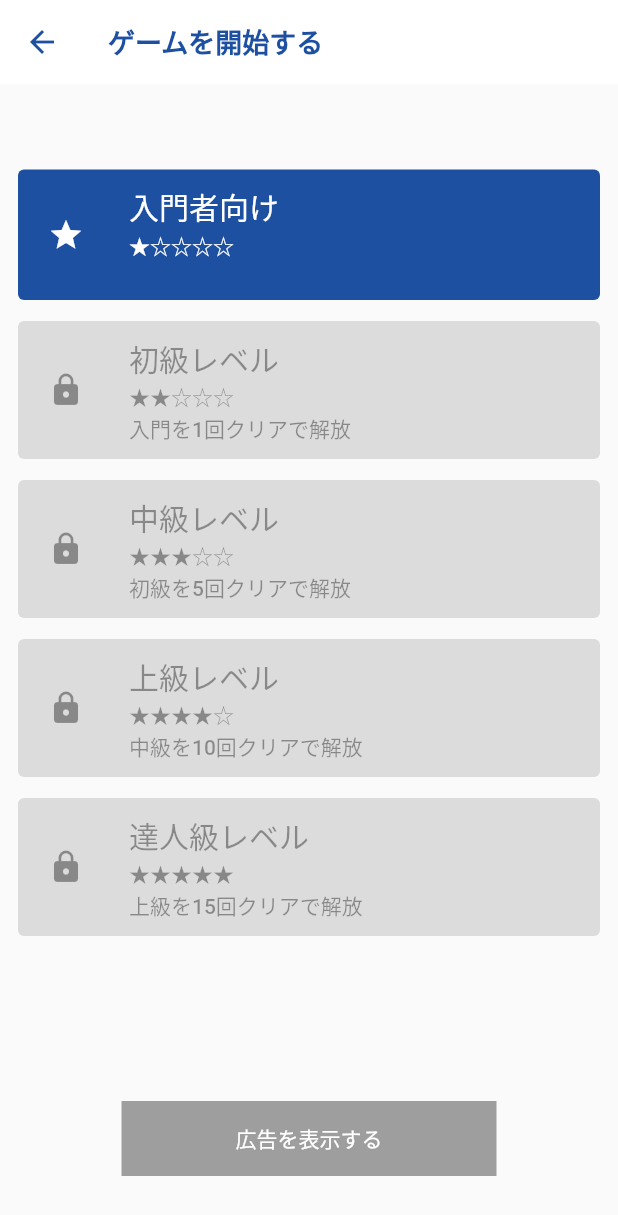
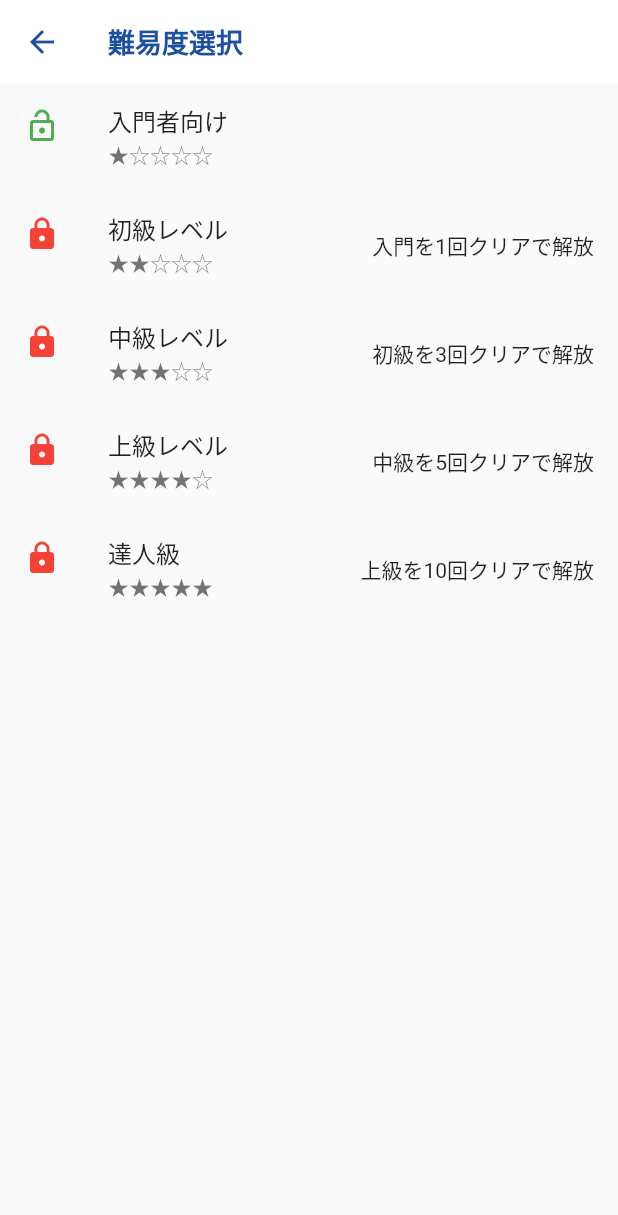
Before and after one commit to mizutaku-0519/sudoku_practice_0717, a Flutter app: the DifficultySelectionScreen screen opened directly, on a phone screen of 412 x 824 dp. Shown: the top 1215 px of the screen. Run offline on Flutter 3.47's test engine with Material 2 defaults, Android fonts, the phone set to English and light mode, and no system bars; our stand-ins replace font_awesome_flutter, google_fonts; missing offline and left inert: sudoku_solver_generator.

Commit message:
数独セルの実装完了,難易度の設定完了

```diff
--- a/lib/models/game.dart
+++ b/lib/models/game.dart
@@ -3,6 +3,7 @@ import 'package:sudoku_solver_generator/sudoku_solver_generator.dart';
 class Game {
   late List<List<int?>> sudoku; // プレイ中の数独パズル
   late List<List<int?>> solution; // パズルの解
+  late String difficulty; // この行を追加
 
   // 難易度ごとの空白セルの数
   static const difficultyLevels = {
@@ -15,6 +16,7 @@ class Game {
 
   // デフォルトの難易度を '入門' とする
   Game({String difficulty = '入門'}) {
+    this.difficulty = difficulty; // この行を追加
     var emptySquares = difficultyLevels[difficulty];
     if (emptySquares == null) {
       throw ArgumentError('Invalid difficulty level: $difficulty');
--- a/lib/services/game_service.dart
+++ b/lib/services/game_service.dart
@@ -1,18 +1,24 @@
 import 'package:flutter/foundation.dart';
 import 'package:sudoku_practice_0717/models/game.dart';
+
+class Cell {
+  final int row;
+  final int col;
+
+  Cell(this.row, this.col);
+}
 
 class GameService extends ChangeNotifier {
   Game? _currentGame;
   List<List<int?>>? _playerBoard;
-  // 追加：GameService内
-  Tuple<int, int>? selectedCell;
-
+  Cell? selectedCell;
 
   GameService() {
     startNewGame();
   }
 
   Game get currentGame => _currentGame!;
+  String get difficulty => _currentGame!.difficulty; // この行を追加します。
 
   List<List<int?>> get playerBoard => _playerBoard!;
 
@@ -23,7 +29,6 @@ class GameService extends ChangeNotifier {
   }
 
   bool insertNumber(int row, int col, int number) {
-    // Check if the cell is empty and the number is correct.
     if (_playerBoard![row][col] == null && number == _currentGame!.solution[row][col]) {
       _playerBoard![row][col] = number;
       notifyListeners();
@@ -41,4 +46,9 @@ class GameService extends ChangeNotifier {
     notifyListeners();
     return true;
   }
+
+  void selectCell(int row, int col) {
+    selectedCell = Cell(row, col);
+    notifyListeners();
+  }
 }
--- a/lib/views/difficulty_selection_screen.dart
+++ b/lib/views/difficulty_selection_screen.dart
@@ -1,5 +1,7 @@
 import 'package:flutter/material.dart';
+import 'package:sudoku_practice_0717/services/game_service.dart';
 import 'package:sudoku_practice_0717/views/game_screen.dart';
+import 'package:provider/provider.dart';
 
 class Difficulty {
   final String level;
@@ -14,73 +16,40 @@ class DifficultySelectionScreen extends StatelessWidget {
   final List<Difficulty> difficulties = [
     Difficulty(level: "入門者向け", stars: "★☆☆☆☆", unlockCondition: "", isUnlocked: true),
     Difficulty(level: "初級レベル", stars: "★★☆☆☆", unlockCondition: "入門を1回クリアで解放"),
-    Difficulty(level: "中級レベル", stars: "★★★☆☆", unlockCondition: "初級を5回クリアで解放"),
-    Difficulty(level: "上級レベル", stars: "★★★★☆", unlockCondition: "中級を10回クリアで解放"),
-    Difficulty(level: "達人級レベル", stars: "★★★★★", unlockCondition: "上級を15回クリアで解放"),
+    Difficulty(level: "中級レベル", stars: "★★★☆☆", unlockCondition: "初級を3回クリアで解放"),
+    Difficulty(level: "上級レベル", stars: "★★★★☆", unlockCondition: "中級を5回クリアで解放"),
+    Difficulty(level: "達人級", stars: "★★★★★", unlockCondition: "上級を10回クリアで解放"),
   ];
 
   @override
   Widget build(BuildContext context) {
     return Scaffold(
       appBar: AppBar(
-        title: Text("ゲームを開始する"),
+        title: Text('難易度選択'),
       ),
-      body: Column(
-        children: <Widget>[
-          SizedBox(height: 50,),
-          Expanded(
-            child: Center(
-              child: ListView.builder(
-                  itemCount: difficulties.length,
-                  itemBuilder: (context, index) {
-                    return Padding(
-                      padding: const EdgeInsets.symmetric(horizontal: 12.0, vertical: 7),
-                      child: ElevatedButton(
-                        onPressed: difficulties[index].isUnlocked ? () {
-                          // Implement your navigation logic here
-                          Navigator.push(
-                            context,
-                            MaterialPageRoute(
-                              builder: (context) => GameScreen(),
-                            ),
-                          );
-                        } : null,
-                        style: ElevatedButton.styleFrom(
-                          primary: difficulties[index].isUnlocked ? Color(0xFF1e50a2) : Color(0xFFBDBDB7),
-                          shadowColor: Colors.transparent,
-                          padding: EdgeInsets.all(10),
-                        ),
-                        child: Row(
-                          children: [
-                            SizedBox(width: 10), // Space between the icon and the text
-                            Icon(difficulties[index].isUnlocked ? Icons.star : Icons.lock), // Replace with your preferred icon
-                            SizedBox(width: 30), // Space between the icon and the text
-                            Column(
-                              crossAxisAlignment: CrossAxisAlignment.start,
-                              children: [
-                                Text(difficulties[index].level, style: TextStyle(fontSize: 20),),
-                                Text(difficulties[index].stars, ),
-                                Text(difficulties[index].unlockCondition),
-                              ],
-                            ),
-                          ],
-                        ),
-                      ),
-                    );
-                  }
-              ),
+      body: ListView.builder(
+        itemCount: difficulties.length,
+        itemBuilder: (context, index) {
+          var difficulty = difficulties[index];
+          return ListTile(
+            leading: Icon(
+              difficulty.isUnlocked ? Icons.lock_open : Icons.lock,
+              color: difficulty.isUnlocked ? Colors.green : Colors.red,
             ),
-          ),
-          Container( // This will be the ad banner
-            height: 50,
-            width: 250,// Adjust to the size of your ad banner
-            color: Colors.grey, // Just for demonstration, remove in your code
-            child: Center(
-              child: Text('広告を表示する', style: TextStyle(color: Colors.white),), // Just for demonstration, replace with your Admob or other ad banner widget
-            ),
-          ),
-          SizedBox(height: 40,)
-        ],
+            title: Text(difficulty.level),
+            subtitle: Text(difficulty.stars),
+            trailing: Text(difficulty.unlockCondition),
+            onTap: () {
+              if (difficulty.isUnlocked) {
+                context.read<GameService>().startNewGame(difficulty: difficulty.level);
+                Navigator.push(
+                  context,
+                  MaterialPageRoute(builder: (context) => GameScreen()),
+                );
+              }
+            },
+          );
+        },
       ),
     );
   }
--- a/pubspec.yaml
+++ b/pubspec.yaml
@@ -30,7 +30,6 @@ environment:
 dependencies:
   flutter:
     sdk: flutter
-
   sudoku_solver_generator: ^2.1.0+1
   font_awesome_flutter: ^10.5.0
   google_fonts: ^5.1.0
@@ -44,6 +43,7 @@ dependencies:
 dev_dependencies:
   flutter_test:
     sdk: flutter
+  tuple: ^2.0.2
 
   # The "flutter_lints" package below contains a set of recommended lints to
   # encourage good coding practices. The lint set provided by the package is
```
Also changed, not shown: lib/views/game_screen.dart (+56 -50 lines), lib/widgets/game_component.dart (+85 -3 lines).
